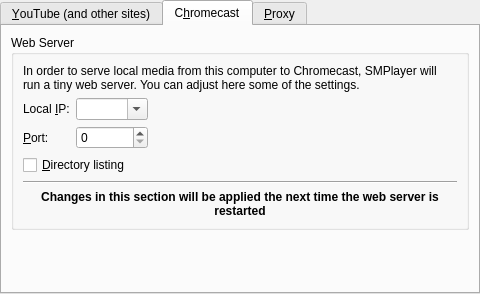
smplayer-dev/smplayer, file src/prefnetwork.ui: the form before one commit.
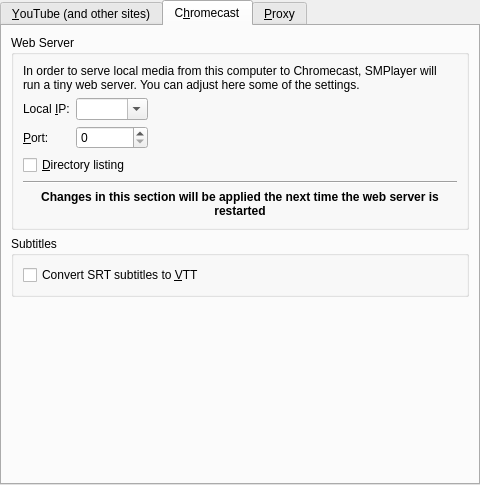
The form after the commit. The open tabs and pages were chosen to show the change.

Commit message: Add option in preferences to enable/disable the conversion of SRT subtitles to VTT

```diff
--- a/src/prefnetwork.ui
+++ b/src/prefnetwork.ui
@@ -7,7 +7,7 @@
     <x>0</x>
     <y>0</y>
     <width>480</width>
-    <height>294</height>
+    <height>485</height>
    </rect>
   </property>
   <layout class="QVBoxLayout">
@@ -262,6 +262,22 @@
          </property>
         </spacer>
        </item>
+       <item row="2" column="0">
+        <widget class="QGroupBox" name="groupBox_2">
+         <property name="title">
+          <string>Subtitles</string>
+         </property>
+         <layout class="QVBoxLayout" name="verticalLayout_4">
+          <item>
+           <widget class="QCheckBox" name="convert_subs_check">
+            <property name="text">
+             <string>Convert SRT subtitles to &amp;VTT</string>
+            </property>
+           </widget>
+          </item>
+         </layout>
+        </widget>
+       </item>
       </layout>
      </widget>
      <widget class="QWidget" name="proxy_page">
```
Left out of the diff: 1 changed line with no effect on the pictures. The commit also changes 1 other file.
